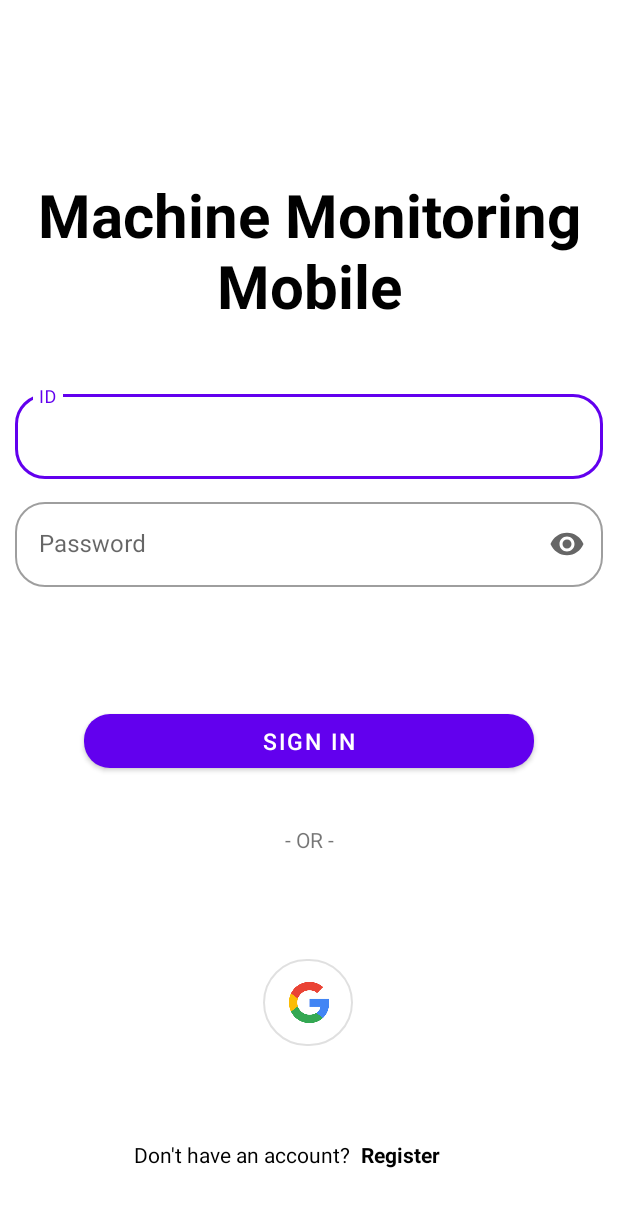
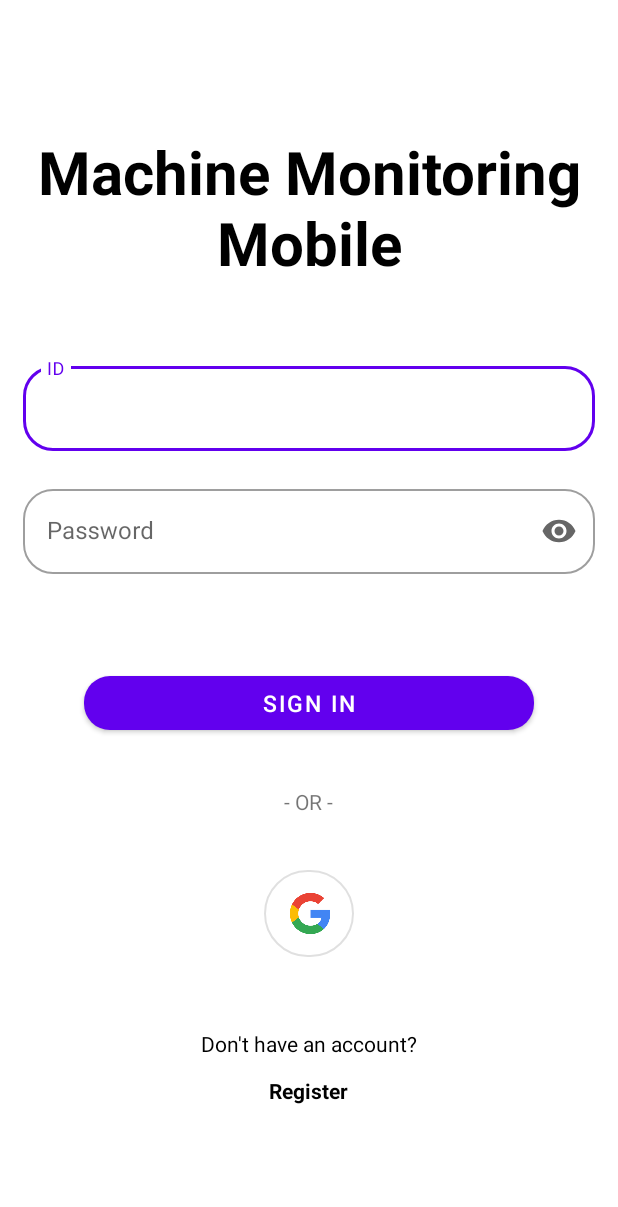
Before and after one commit to yaikuro/android-machine_monitoring_mobile, an Android app: the screen it shows after launch (LoginActivity), on a phone screen of 412 x 824 dp. Shown: the top 1207 px of the screen. Run offline under Robolectric (Android 15) with nearby library versions, the phone set to English and light mode, and no system bars; our stand-ins replace Firebase (no records; nobody signed in at launch, a user with empty details on screens opened directly).

Commit message:
Version Alpha 1.9.5
+ Minor changes on Login Activity UI, from Constraint -> Linear layout

```diff
--- a/app/src/main/res/layout/activity_login.xml
+++ b/app/src/main/res/layout/activity_login.xml
@@ -1,9 +1,12 @@
 <?xml version="1.0" encoding="utf-8"?>
-<androidx.constraintlayout.widget.ConstraintLayout xmlns:android="http://schemas.android.com/apk/res/android"
+<LinearLayout xmlns:android="http://schemas.android.com/apk/res/android"
     xmlns:app="http://schemas.android.com/apk/res-auto"
     xmlns:tools="http://schemas.android.com/tools"
     android:layout_width="match_parent"
     android:layout_height="match_parent"
+    android:layout_margin="5dp"
+    android:gravity="center_horizontal|center_vertical"
+    android:orientation="vertical"
     tools:context=".LoginActivity">
 
     <com.google.android.material.textview.MaterialTextView
@@ -14,11 +17,7 @@
         android:textAlignment="center"
         android:textColor="@color/black"
         android:textSize="40sp"
-        android:textStyle="bold"
-        app:layout_constraintBottom_toTopOf="@+id/materialEditTextID"
-        app:layout_constraintEnd_toEndOf="parent"
-        app:layout_constraintHorizontal_bias="0.0"
-        app:layout_constraintStart_toStartOf="parent" />
+        android:textStyle="bold" />
 
     <com.google.android.material.textfield.TextInputLayout
         android:id="@+id/materialEditTextID"
@@ -30,13 +29,7 @@
         app:boxCornerRadiusBottomEnd="20dp"
         app:boxCornerRadiusBottomStart="20dp"
         app:boxCornerRadiusTopEnd="20dp"
-        app:boxCornerRadiusTopStart="20dp"
-        app:layout_constraintBottom_toBottomOf="parent"
-        app:layout_constraintEnd_toEndOf="parent"
-        app:layout_constraintHorizontal_bias="0.0"
-        app:layout_constraintStart_toStartOf="parent"
-        app:layout_constraintTop_toTopOf="parent"
-        app:layout_constraintVertical_bias="0.333">
+        app:boxCornerRadiusTopStart="20dp">
 
         <com.google.android.material.textfield.TextInputEditText
             android:id="@+id/etID"
@@ -58,10 +51,7 @@
         app:boxCornerRadiusBottomEnd="20dp"
         app:boxCornerRadiusBottomStart="20dp"
         app:boxCornerRadiusTopEnd="20dp"
-        app:boxCornerRadiusTopStart="20dp"
-        app:layout_constraintEnd_toEndOf="parent"
-        app:layout_constraintStart_toStartOf="parent"
-        app:layout_constraintTop_toBottomOf="@+id/materialEditTextID">
+        app:boxCornerRadiusTopStart="20dp">
 
         <com.google.android.material.textfield.TextInputEditText
             android:id="@+id/etPassword"
@@ -78,10 +68,7 @@
         android:indeterminate="true"
         android:layout_height="wrap_content"
         android:layout_marginTop="36dp"
-        android:visibility="invisible"
-        app:layout_constraintEnd_toEndOf="parent"
-        app:layout_constraintStart_toStartOf="parent"
-        app:layout_constraintTop_toBottomOf="?attr/actionBarSize" />
+        android:visibility="invisible" />
 
     <com.google.android.material.button.MaterialButton
         android:id="@+id/btnSignInEmail"
@@ -89,18 +76,14 @@
         android:layout_height="wrap_content"
         android:text="@string/sign_in"
         android:textSize="15sp"
-        app:cornerRadius="17dp"
-        app:layout_constraintBottom_toBottomOf="parent"
-        app:layout_constraintEnd_toEndOf="parent"
-        app:layout_constraintStart_toStartOf="parent"
-        app:layout_constraintTop_toBottomOf="@+id/materialEditTextPassword"
-        app:layout_constraintVertical_bias="0.205" />
+        app:cornerRadius="17dp" />
 
     <com.google.android.material.textview.MaterialTextView
         android:id="@+id/materialTextView"
         android:layout_width="wrap_content"
         android:layout_height="wrap_content"
         android:layout_marginTop="32dp"
+        android:layout_marginBottom="30dp"
         android:text="@string/or"
         app:layout_constraintEnd_toEndOf="parent"
         app:layout_constraintStart_toStartOf="parent"
@@ -112,14 +95,9 @@
         style="@style/Widget.MaterialComponents.Button.OutlinedButton"
         android:layout_width="60dp"
         android:layout_height="70dp"
+        android:layout_marginBottom="30dp"
         android:drawableLeft="@drawable/google_icon_resized"
-        app:cornerRadius="70dp"
-        app:layout_constraintBottom_toBottomOf="parent"
-        app:layout_constraintEnd_toEndOf="parent"
-        app:layout_constraintHorizontal_bias="0.498"
-        app:layout_constraintStart_toStartOf="parent"
-        app:layout_constraintTop_toBottomOf="@+id/materialTextView"
-        app:layout_constraintVertical_bias="0.347" />
+        app:cornerRadius="70dp" />
 
     <com.google.android.material.textview.MaterialTextView
         android:id="@+id/materialTextViewRegister"
@@ -127,12 +105,7 @@
         android:layout_height="wrap_content"
         android:layout_marginTop="12dp"
         android:text="@string/don_t_have_an_account"
-        android:textColor="@color/black"
-        app:layout_constraintBottom_toBottomOf="parent"
-        app:layout_constraintEnd_toEndOf="parent"
-        app:layout_constraintHorizontal_bias="0.333"
-        app:layout_constraintStart_toStartOf="parent"
-        app:layout_constraintTop_toBottomOf="@+id/btnSignInGoogle" />
+        android:textColor="@color/black" />
 
     <com.google.android.material.textview.MaterialTextView
         android:id="@+id/txtRegister"
@@ -141,12 +114,7 @@
         android:layout_marginTop="12dp"
         android:text="@string/register"
         android:textColor="@color/black"
-        android:textStyle="bold"
-        app:layout_constraintBottom_toBottomOf="parent"
-        app:layout_constraintEnd_toEndOf="parent"
-        app:layout_constraintHorizontal_bias="0.056"
-        app:layout_constraintStart_toEndOf="@id/materialTextViewRegister"
-        app:layout_constraintTop_toBottomOf="@+id/btnSignInGoogle" />
+        android:textStyle="bold" />
 
 
-</androidx.constraintlayout.widget.ConstraintLayout>
+</LinearLayout>
--- a/app/src/main/res/layout/activity_register.xml
+++ b/app/src/main/res/layout/activity_register.xml
@@ -7,7 +7,7 @@
 
     <LinearLayout
         android:layout_width="match_parent"
-        android:layout_height="match_parent"
+        android:layout_height="wrap_content"
         android:gravity="center_horizontal"
         android:orientation="vertical"
         tools:context=".RegisterActivity">
```
